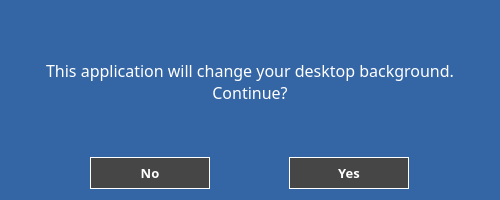
First picture: the form in front_end/main.ui, repository michael-karpinski/desktop-setter, before the edit.
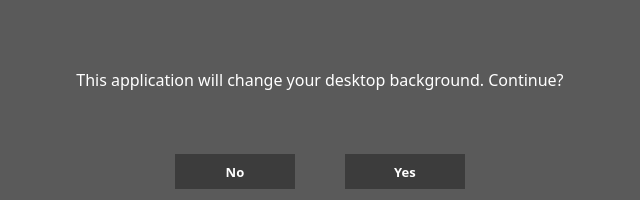
Second picture: the form after the edit. Icons and pictures are not drawn.

Commit message: changed to grayscale color scheme

```diff
--- a/front_end/main.ui
+++ b/front_end/main.ui
@@ -6,7 +6,7 @@
    <rect>
     <x>0</x>
     <y>0</y>
-    <width>500</width>
+    <width>640</width>
     <height>200</height>
    </rect>
   </property>
@@ -16,9 +16,15 @@
     <verstretch>0</verstretch>
    </sizepolicy>
   </property>
+  <property name="minimumSize">
+   <size>
+    <width>640</width>
+    <height>200</height>
+   </size>
+  </property>
   <property name="maximumSize">
    <size>
-    <width>750</width>
+    <width>640</width>
     <height>200</height>
    </size>
   </property>
@@ -34,7 +40,7 @@
   </property>
   <property name="styleSheet">
    <string notr="true">QDialog {
-background-color: rgb(52, 101, 164)
+background-color: rgb(90, 90, 90);
 }
 
 QLabel {
@@ -42,12 +48,10 @@
 }
 
 QPushButton {
-background-color: rgb(70,70,70);
+background-color: rgb(60, 60, 60);
 color: white;
 border-style: outset;
-border-width: 1px;
-border-color: white;
-height: 30px;
+height: 35px;
 }
 
 QPushButton:hover {
@@ -85,9 +89,57 @@
    </item>
    <item>
     <layout class="QGridLayout" name="gridLayout">
-     <property name="spacing">
+     <property name="verticalSpacing">
       <number>0</number>
      </property>
+     <item row="0" column="2">
+      <widget class="QPushButton" name="confirm_button">
+       <property name="sizePolicy">
+        <sizepolicy hsizetype="Maximum" vsizetype="Maximum">
+         <horstretch>0</horstretch>
+         <verstretch>0</verstretch>
+        </sizepolicy>
+       </property>
+       <property name="maximumSize">
+        <size>
+         <width>120</width>
+         <height>16777215</height>
+        </size>
+       </property>
+       <property name="font">
+        <font>
+         <family>Sans Serif</family>
+         <pointsize>10</pointsize>
+         <weight>75</weight>
+         <bold>true</bold>
+        </font>
+       </property>
+       <property name="layoutDirection">
+        <enum>Qt::LeftToRight</enum>
+       </property>
+       <property name="autoFillBackground">
+        <bool>true</bool>
+       </property>
+       <property name="styleSheet">
+        <string notr="true"/>
+       </property>
+       <property name="text">
+        <string>Yes</string>
+       </property>
+       <property name="checkable">
+        <bool>false</bool>
+       </property>
+       <property name="autoDefault">
+        <bool>false</bool>
+       </property>
+       <property name="default">
+        <bool>false</bool>
+       </property>
+       <property name="flat">
+        <bool>false</bool>
+       </property>
+      </widget>
+     </item>
      <item row="0" column="1">
       <widget class="QPushButton" name="no_button">
        <property name="sizePolicy">
@@ -113,6 +165,9 @@
        <property name="focusPolicy">
         <enum>Qt::ClickFocus</enum>
        </property>
+       <property name="autoFillBackground">
+        <bool>true</bool>
+       </property>
        <property name="styleSheet">
         <string notr="true"/>
        </property>
@@ -178,6 +233,38 @@
        </property>
       </widget>
      </item>
+     <item row="0" column="0">
+      <spacer name="horizontalSpacer">
+       <property name="orientation">
+        <enum>Qt::Horizontal</enum>
+       </property>
+       <property name="sizeType">
+        <enum>QSizePolicy::Fixed</enum>
+       </property>
+       <property name="sizeHint" stdset="0">
+        <size>
+         <width>120</width>
+         <height>0</height>
+        </size>
+       </property>
+      </spacer>
+     </item>
+     <item row="0" column="3">
+      <spacer name="horizontalSpacer_2">
+       <property name="orientation">
+        <enum>Qt::Horizontal</enum>
+       </property>
+       <property name="sizeType">
+        <enum>QSizePolicy::Fixed</enum>
+       </property>
+       <property name="sizeHint" stdset="0">
+        <size>
+         <width>120</width>
+         <height>0</height>
+        </size>
+       </property>
+      </spacer>
+     </item>
     </layout>
    </item>
   </layout>
```
Left out of the diff: 46 changed lines with no effect on the pictures. The commit also changes 1 other file.
